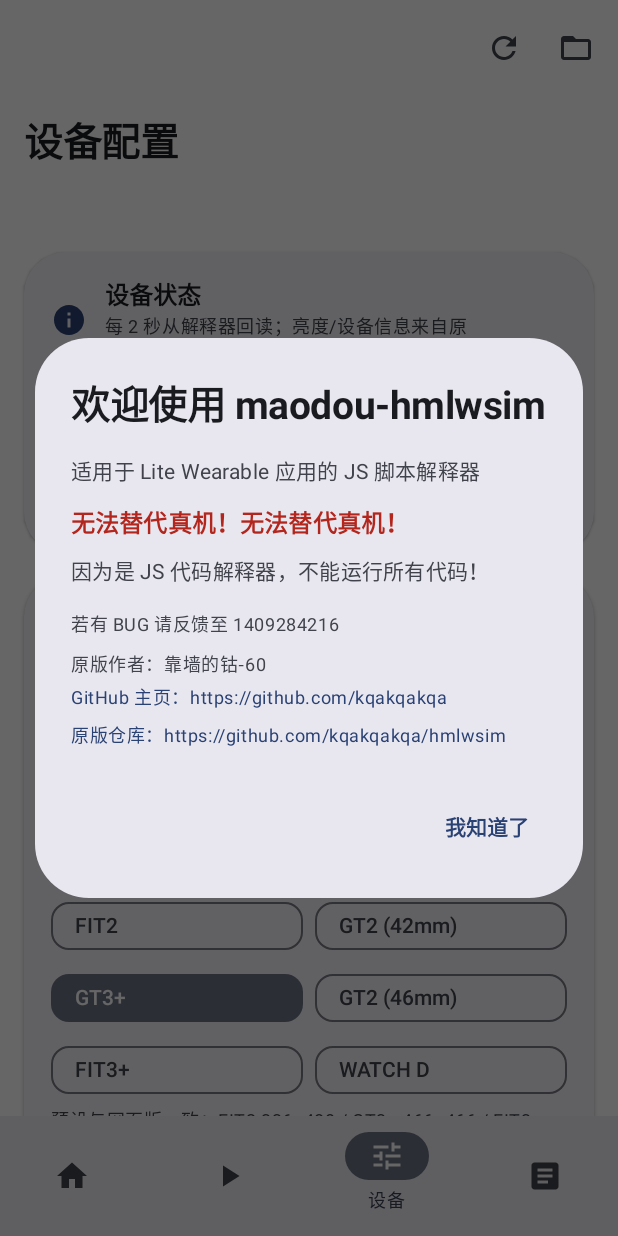
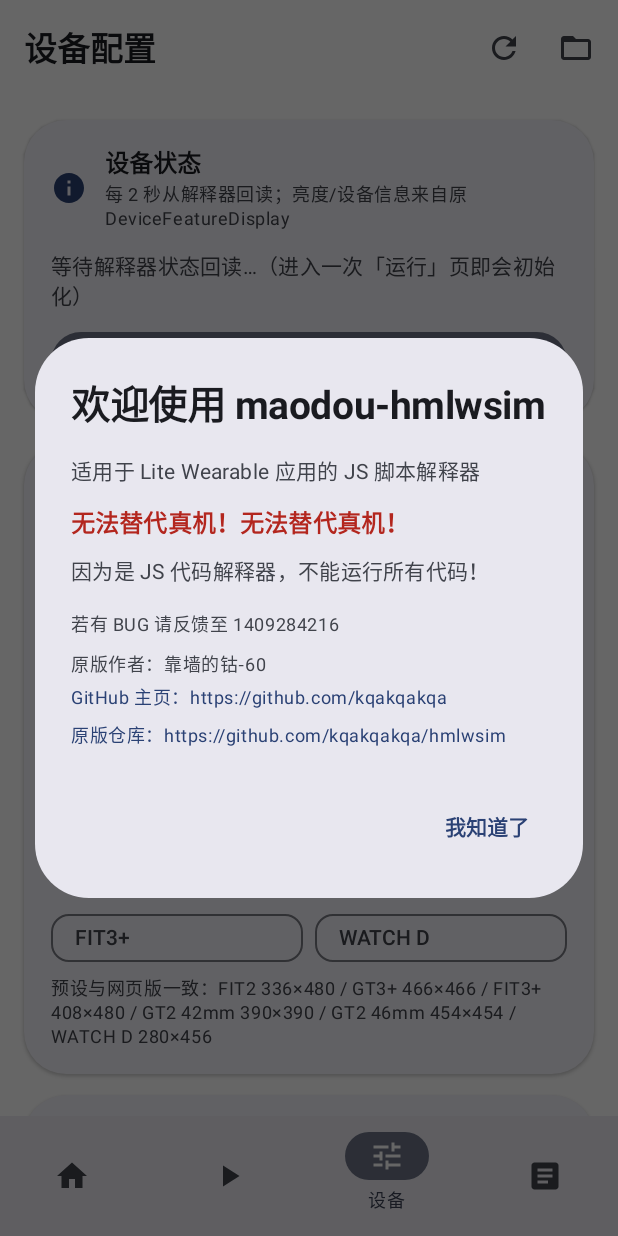
Before and after one commit to maodou1145/maodou-hmlwsim, an Android app built with Jetpack Compose: the screen it shows after launch (MainActivity), item 3 of the bottom bar chosen, on a phone screen of 412 x 824 dp. Run offline under Robolectric (Android 15) with nearby library versions, the phone set to English and light mode, and no system bars.

Commit message:
ui: 收紧顶部栏抬高页面内容

```diff
--- a/app/src/main/java/com/maodou/hmlwrunner/ui/AppScaffold.kt
+++ b/app/src/main/java/com/maodou/hmlwrunner/ui/AppScaffold.kt
@@ -23,7 +23,7 @@ import androidx.compose.material3.AlertDialog
 import androidx.compose.material3.ExperimentalMaterial3Api
 import androidx.compose.material3.Icon
 import androidx.compose.material3.IconButton
-import androidx.compose.material3.LargeTopAppBar
+import androidx.compose.material3.TopAppBar
 import androidx.compose.material3.MaterialTheme
 import androidx.compose.material3.NavigationBar
 import androidx.compose.material3.NavigationBarItem
@@ -108,14 +108,14 @@ fun AppScaffold(controller: RuntimeController) {
     Scaffold(
         containerColor = MaterialTheme.colorScheme.surfaceContainerLowest,
         topBar = {
-            LargeTopAppBar(
+            TopAppBar(
                 title = {
                     Column {
-                        Text(title, style = MaterialTheme.typography.headlineSmall)
+                        Text(title, style = MaterialTheme.typography.titleLarge)
                         if (tab == Tab.PACKAGES) {
                             Text(
                                 "maodou-hmlwsim",
-                                style = MaterialTheme.typography.labelMedium,
+                                style = MaterialTheme.typography.labelSmall,
                                 color = MaterialTheme.colorScheme.onSurfaceVariant,
                             )
                         }
@@ -129,7 +129,7 @@ fun AppScaffold(controller: RuntimeController) {
                         Icon(Icons.Filled.FolderOpen, contentDescription = "导入目标包")
                     }
                 },
-                colors = TopAppBarDefaults.largeTopAppBarColors(
+                colors = TopAppBarDefaults.topAppBarColors(
                     containerColor = MaterialTheme.colorScheme.surfaceContainerLowest,
                     scrolledContainerColor = MaterialTheme.colorScheme.surfaceContainer,
                 ),
```
